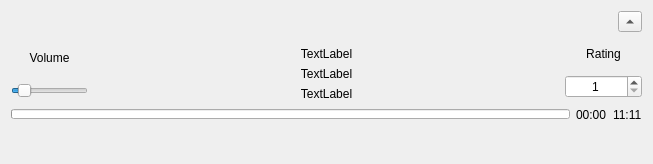
This is music_manager/musicplayer.ui in cedi4155476/musicmanager as Qt 5 draws it before an edit. The edited form follows.
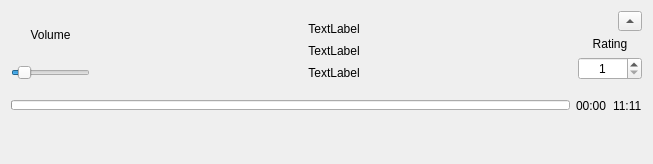
This is the edited form. Icons and pictures are not drawn. Custom widgets are drawn as their Qt base class.

```diff
--- a/music_manager/musicplayer.ui
+++ b/music_manager/musicplayer.ui
@@ -16,77 +16,20 @@
   <property name="layoutDirection">
    <enum>Qt::LeftToRight</enum>
   </property>
+  <property name="sizeGripEnabled">
+   <bool>false</bool>
+  </property>
+  <property name="modal">
+   <bool>false</bool>
+  </property>
   <layout class="QVBoxLayout" name="verticalLayout">
    <item>
-    <layout class="QHBoxLayout" name="horizontalLayout_2">
-     <property name="spacing">
-      <number>0</number>
-     </property>
-     <property name="sizeConstraint">
-      <enum>QLayout::SetDefaultConstraint</enum>
-     </property>
-     <property name="leftMargin">
-      <number>0</number>
-     </property>
-     <property name="topMargin">
-      <number>0</number>
-     </property>
-     <property name="bottomMargin">
-      <number>0</number>
-     </property>
-     <item>
-      <spacer name="horizontalSpacer">
-       <property name="orientation">
-        <enum>Qt::Horizontal</enum>
-       </property>
-       <property name="sizeHint" stdset="0">
-        <size>
-         <width>40</width>
-         <height>20</height>
-        </size>
-       </property>
-      </spacer>
-     </item>
-     <item>
-      <widget class="QToolButton" name="dockbutton">
-       <property name="sizePolicy">
-        <sizepolicy hsizetype="Fixed" vsizetype="Ignored">
-         <horstretch>0</horstretch>
-         <verstretch>0</verstretch>
-        </sizepolicy>
-       </property>
-       <property name="minimumSize">
-        <size>
-         <width>0</width>
-         <height>0</height>
-        </size>
-       </property>
-       <property name="focusPolicy">
-        <enum>Qt::NoFocus</enum>
-       </property>
-       <property name="layoutDirection">
-        <enum>Qt::LeftToRight</enum>
-       </property>
-       <property name="text">
-        <string/>
-       </property>
-       <property name="autoRepeat">
-        <bool>false</bool>
-       </property>
-       <property name="autoRaise">
-        <bool>false</bool>
-       </property>
-       <property name="arrowType">
-        <enum>Qt::UpArrow</enum>
-       </property>
-      </widget>
-     </item>
-    </layout>
-   </item>
-   <item>
-    <layout class="QHBoxLayout" name="horizontalLayout_3" stretch="1,6,1">
+    <layout class="QHBoxLayout" name="horizontalLayout_3" stretch="1,6,0">
      <item>
       <layout class="QVBoxLayout" name="verticalLayout_7">
+       <item>
+        <layout class="QHBoxLayout" name="horizontalLayout_2"/>
+       </item>
        <item>
         <widget class="QLabel" name="label_3">
          <property name="text">
@@ -163,7 +106,7 @@
            <rect>
             <x>0</x>
             <y>0</y>
-            <width>475</width>
+            <width>479</width>
             <height>23</height>
            </rect>
           </property>
@@ -234,7 +177,7 @@
            <rect>
             <x>0</x>
             <y>0</y>
-            <width>475</width>
+            <width>479</width>
             <height>23</height>
            </rect>
           </property>
@@ -299,7 +242,7 @@
            <rect>
             <x>0</x>
             <y>0</y>
-            <width>475</width>
+            <width>479</width>
             <height>23</height>
            </rect>
           </property>
@@ -328,6 +271,57 @@
      </item>
      <item>
       <layout class="QVBoxLayout" name="verticalLayout_12">
+       <item>
+        <layout class="QHBoxLayout" name="horizontalLayout_4">
+         <item>
+          <spacer name="horizontalSpacer">
+           <property name="orientation">
+            <enum>Qt::Horizontal</enum>
+           </property>
+           <property name="sizeHint" stdset="0">
+            <size>
+             <width>40</width>
+             <height>20</height>
+            </size>
+           </property>
+          </spacer>
+         </item>
+         <item>
+          <widget class="QToolButton" name="dockbutton">
+           <property name="sizePolicy">
+            <sizepolicy hsizetype="Fixed" vsizetype="Ignored">
+             <horstretch>0</horstretch>
+             <verstretch>0</verstretch>
+            </sizepolicy>
+           </property>
+           <property name="minimumSize">
+            <size>
+             <width>0</width>
+             <height>0</height>
+            </size>
+           </property>
+           <property name="focusPolicy">
+            <enum>Qt::NoFocus</enum>
+           </property>
+           <property name="layoutDirection">
+            <enum>Qt::LeftToRight</enum>
+           </property>
+           <property name="text">
+            <string/>
+           </property>
+           <property name="autoRepeat">
+            <bool>false</bool>
+           </property>
+           <property name="autoRaise">
+            <bool>false</bool>
+           </property>
+           <property name="arrowType">
+            <enum>Qt::UpArrow</enum>
+           </property>
+          </widget>
+         </item>
+        </layout>
+       </item>
        <item>
         <widget class="QLabel" name="label_4">
          <property name="sizePolicy">
```
Left out of the diff: 3 changed lines with no effect on the pictures.
